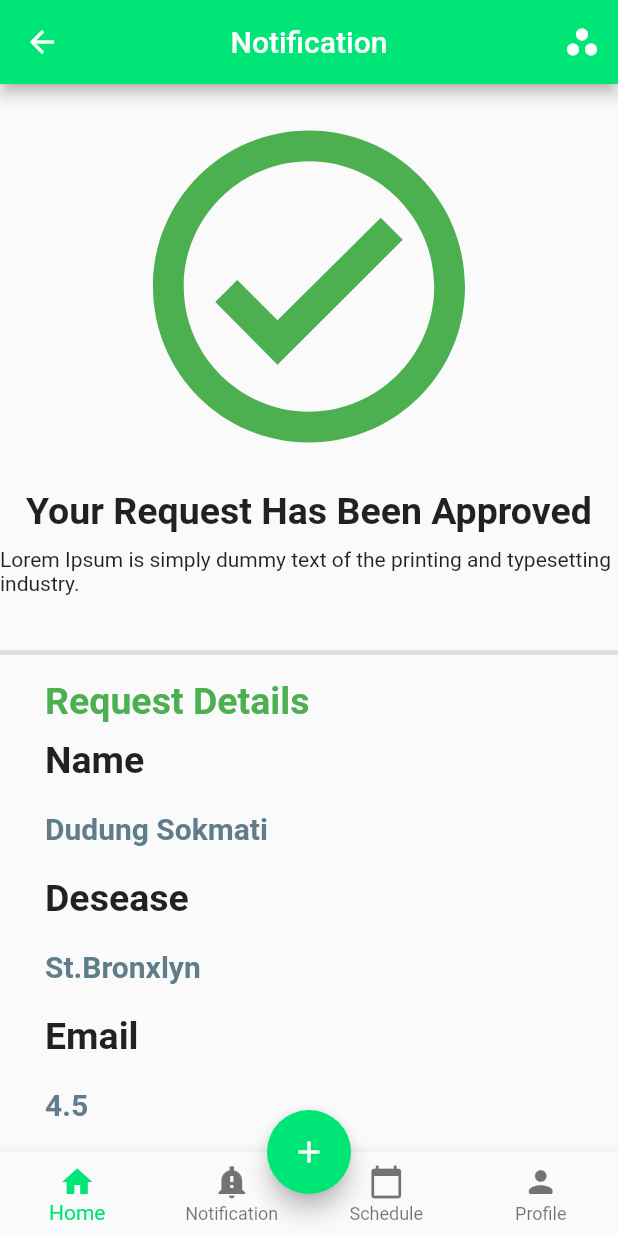
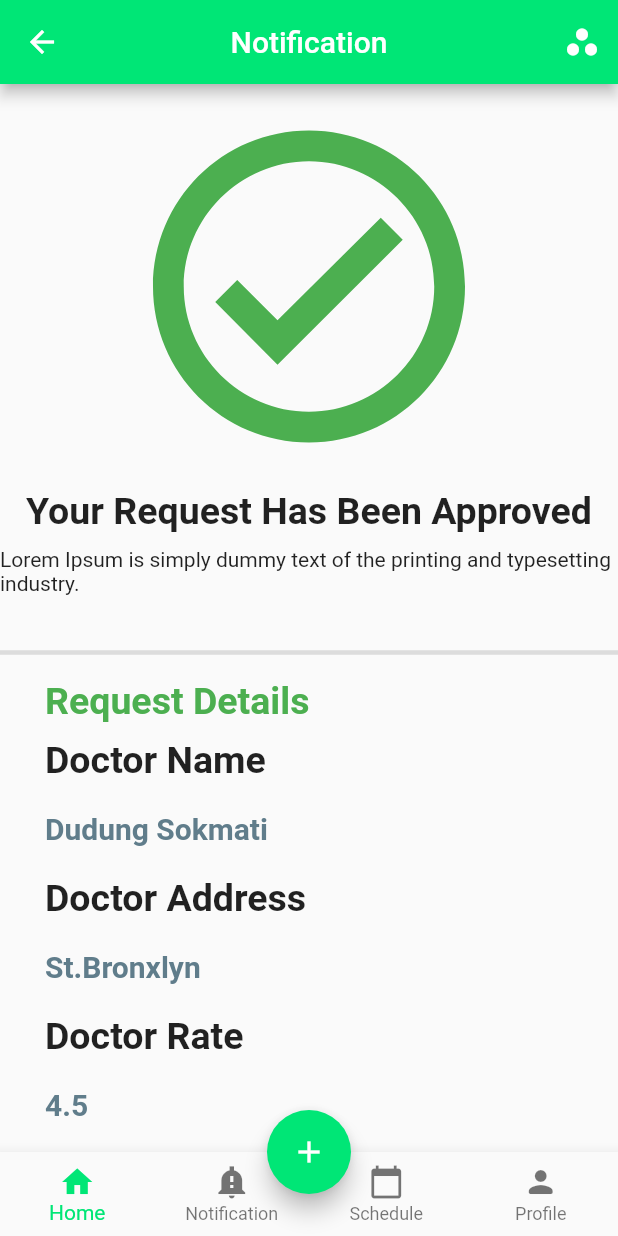
Before and after one commit to engyahmed7/Doctor-Mobile-Application, a Flutter app: the Notify screen opened directly with sample values from the repository, on a phone screen of 412 x 824 dp. Run offline on Flutter 3.47's test engine with Material 2 defaults, Android fonts, the phone set to English and light mode, and no system bars; missing offline and left inert: dart:html.

Commit message:
my project

```diff
--- a/lib/Notification.dart
+++ b/lib/Notification.dart
@@ -77,7 +77,7 @@ class Notify extends StatelessWidget {
               Container(
                 padding: EdgeInsets.only(left: 30, bottom: 20),
                 child: Text(
-                  "Name",
+                  "Doctor Name",
                   style: TextStyle(
                     fontWeight: FontWeight.bold,
                     fontSize: 25,
@@ -97,7 +97,7 @@ class Notify extends StatelessWidget {
               Container(
                 padding: EdgeInsets.only(left: 30, bottom: 20),
                 child: Text(
-                  "Desease",
+                  "Doctor Address",
                   style: TextStyle(
                     fontWeight: FontWeight.bold,
                     fontSize: 25,
@@ -117,7 +117,7 @@ class Notify extends StatelessWidget {
               Container(
                 padding: EdgeInsets.only(left: 30, bottom: 20),
                 child: Text(
-                  "Email",
+                  "Doctor Rate",
                   style: TextStyle(
                     fontWeight: FontWeight.bold,
                     fontSize: 25,
--- a/lib/Welcome.dart
+++ b/lib/Welcome.dart
@@ -33,7 +33,8 @@ class Welcome extends StatelessWidget {
                   child: TextField(
                     decoration: InputDecoration(
                         prefixIcon: Icon(Icons.email_outlined),
-                        hintText: 'Email Address',
+                        // hintText: 'Email Address',
+                        labelText: 'Email Address',
                         focusColor: Colors.black,
                         border: OutlineInputBorder()),
                     keyboardType: TextInputType.name,
@@ -46,7 +47,8 @@ class Welcome extends StatelessWidget {
                   child: TextField(
                     decoration: InputDecoration(
                         prefixIcon: Icon(Icons.lock),
-                        hintText: 'Password',
+                        // hintText: 'Password',
+                        labelText: 'Password',
                         focusColor: Colors.black,
                         border: OutlineInputBorder()),
                     keyboardType: TextInputType.name,
--- a/lib/main.dart
+++ b/lib/main.dart
@@ -286,7 +286,7 @@ class DoctorDetails extends StatelessWidget {
                     child: RaisedButton(
                       onPressed: () {
                         Navigator.of(context).push(MaterialPageRoute(
-                          builder: (context) => Notify(doctor),
+                          builder: (context) => Notify(),
                         ));
                       },
                       shape: RoundedRectangleBorder(
```
